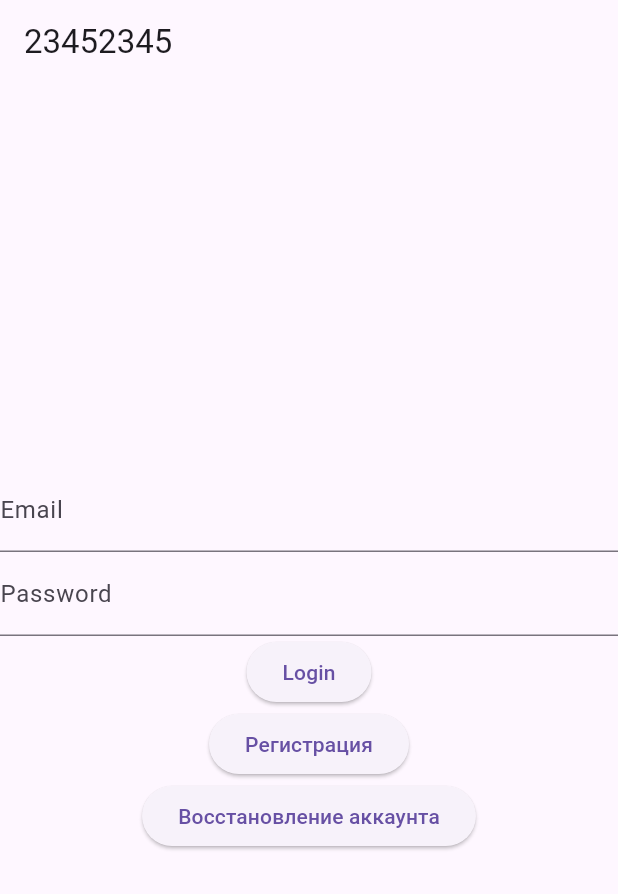
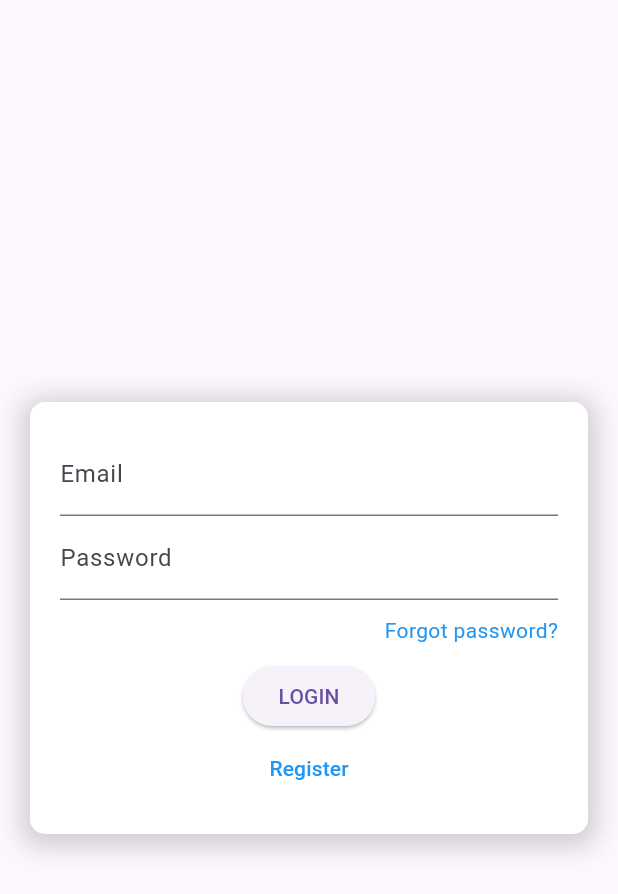
Before and after one commit to Geara0/drugpack_frontend, a Flutter app: the screen it shows after launch, on a phone screen of 412 x 824 dp. Shown: the top 894 px of the screen. Run offline on Flutter 3.47's test engine with Material 3 defaults, Android fonts, the phone set to English and light mode, and no system bars; our stand-ins replace dio, easy_localization, flutter_bloc, flutter_secure_storage, go_router, retrofit; generated files the repository leaves out were written again.

Commit message:
Расширена локализация, изменены страницы аутентификации.

```diff
--- a/assets/translations/en.json
+++ b/assets/translations/en.json
@@ -1,5 +1,14 @@
 {
-  "login": {
-    "title": "23452345"
+  "auth": {
+    "login": "login",
+    "Login": "Login",
+    "LOGIN": "LOGIN",
+    "Register": "Register",
+    "REGISTER": "REGISTER",
+    "Email": "Email",
+    "Password": "Password",
+    "Forgot password?": "Forgot password?",
+    "Send request": "Send request",
+    "Back": "Back"
   }
 }
--- a/assets/translations/ru.json
+++ b/assets/translations/ru.json
@@ -1,5 +1,14 @@
 {
-  "login": {
-    "title": "логин"
+  "auth": {
+    "login": "вход",
+    "Login": "Вход",
+    "LOGIN": "ВХОД",
+    "Register": "Регистрация",
+    "REGISTER": "РЕГИСТРАЦИЯ",
+    "Email": "Почта",
+    "Password": "Пароль",
+    "Forgot password?": "Забыли пароль?",
+    "Send request": "Отправить запрос",
+    "Back": "Назад"
   }
 }
--- a/lib/pages/auth_page.dart
+++ b/lib/pages/auth_page.dart
@@ -1,12 +1,9 @@
-import 'package:drugpack/pages/recovery_page.dart';
-import 'package:drugpack/pages/registration_page.dart';
-import 'package:easy_localization/easy_localization.dart';
 import 'package:flutter/material.dart';
 import 'package:flutter_bloc/flutter_bloc.dart';
+import 'package:easy_localization/easy_localization.dart';
 import 'package:go_router/go_router.dart';
 import '../blocs/auth_bloc/auth_bloc.dart';
 import '../blocs/auth_bloc/auth_event.dart';
-import '../blocs/auth_bloc/auth_state.dart';
 
 class AuthPage extends StatelessWidget {
   const AuthPage({super.key});
@@ -31,59 +28,74 @@ class AuthPageContent extends StatelessWidget {
     final authBloc = BlocProvider.of<AuthBloc>(context);
 
     return Scaffold(
-      appBar: AppBar(
-        title: Text('login.title').tr(),
-      ),
-      body: BlocBuilder<AuthBloc, AuthState>(
-        builder: (context, state) {
-          if (state is AuthLoading) {
-            return Center(
-              child: CircularProgressIndicator(),
-            );
-          }
-
-          if (state is AuthSuccess) {
-            return Center(
-              child: Text('Authenticated!'),
-            );
-          }
-
-          return Center(
+      body: Container(
+        padding: EdgeInsets.symmetric(horizontal: 20),
         child: Column(
           mainAxisAlignment: MainAxisAlignment.center,
           children: <Widget>[
+            Container(
+              decoration: BoxDecoration(
+                color: Colors.white,
+                borderRadius: BorderRadius.circular(10),
+                boxShadow: [
+                  BoxShadow(
+                    color: Colors.grey.withOpacity(0.5),
+                    spreadRadius: 5,
+                    blurRadius: 15,
+                    offset: Offset(0, 3),
+                  ),
+                ],
+              ),
+              padding: EdgeInsets.all(20),
+              child: Column(
+                children: <Widget>[
                   TextFormField(
                     controller: emailController,
-              decoration: InputDecoration(labelText: 'Email'),
+                    decoration: InputDecoration(labelText: 'auth.Email'.tr(),)
                   ),
                   TextFormField(
                     controller: passwordController,
-              decoration: InputDecoration(labelText: 'Password'),
+                    decoration: InputDecoration(labelText: 'auth.Password'.tr(),),
                     obscureText: true,
                   ),
+                  SizedBox(height: 10),
+                  Row(
+                    mainAxisAlignment: MainAxisAlignment.end,
+                    children: <Widget>[
+                      GestureDetector(
+                        onTap: () {
+                          context.go('/auth/recovery');
+                        },
+                        child: Text(
+                          'auth.Forgot password?'.tr(),
+                          style: TextStyle(color: Colors.blue),
+                        ),
+                      ),
+                    ],
+                  ),
+                  SizedBox(height: 10),
                   ElevatedButton(
                     onPressed: () {
-                authBloc.add(LoginButtonPressed(email: emailController.text,
+                      authBloc.add(LoginButtonPressed(
+                          email: emailController.text,
                           password: passwordController.text));
                     },
-              child: Text('Login'),
+                    child: Text('auth.LOGIN'.tr()),
                   ),
-              ElevatedButton(
+                  TextButton(
                     onPressed: () {
                       context.go('/auth/registration');
                     },
-                child: Text('Регистрация'),
+                    child: Text(
+                      'auth.Register'.tr(),
+                      style: TextStyle(color: Colors.blue),
                     ),
-              ElevatedButton(
-                onPressed: () {
-                  context.go('/auth/recovery');
-                },
-                child: Text('Восстановление аккаунта'),
                   ),
                 ],
               ),
-          );
-        },
+            ),
+          ],
+        ),
       ),
     );
   }
```
Also changed, not shown: lib/pages/recovery_page.dart (+27 -10 lines), lib/pages/registration_page.dart (+35 -24 lines). Lines whose indentation alone changed are shown as unchanged.
